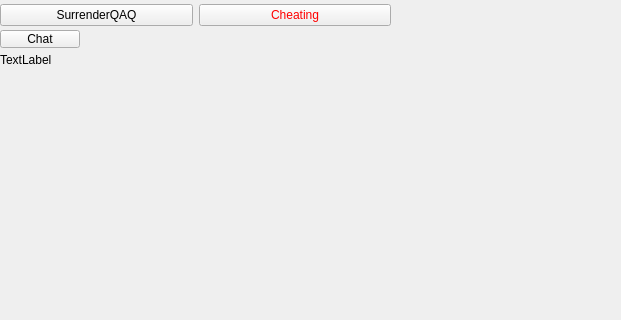
Above: NoGo-Task1-2.0/mainwindow.ui from SakuraMarble/Team9_Final before the change; both pictures show x 0 to 621 and y 0 to 320 of the 800 by 600 pixel window. Below: the same form after it.
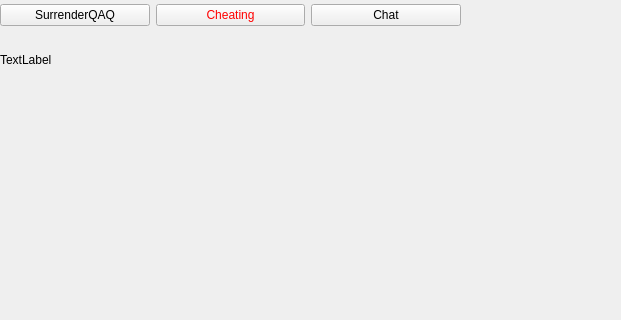
That is the form after the change.

Commit message: “简单再来一局，投降有bug，倒计时弹MsgBox仍然走，leaveop在写”

Diff of the .ui file:
```diff
--- a/NoGo-Task1-2.0/mainwindow.ui
+++ b/NoGo-Task1-2.0/mainwindow.ui
@@ -70,7 +70,7 @@
      <rect>
       <x>0</x>
       <y>0</y>
-      <width>391</width>
+      <width>461</width>
       <height>31</height>
      </rect>
     </property>
@@ -92,6 +92,13 @@
        </property>
       </widget>
      </item>
+     <item>
+      <widget class="QPushButton" name="Chat">
+       <property name="text">
+        <string>Chat</string>
+       </property>
+      </widget>
+     </item>
     </layout>
    </widget>
    <widget class="QLabel" name="label_possible">
@@ -107,19 +114,6 @@
      <string>TextLabel</string>
     </property>
    </widget>
-   <widget class="QPushButton" name="Chat">
-    <property name="geometry">
-     <rect>
-      <x>0</x>
-      <y>30</y>
-      <width>80</width>
-      <height>18</height>
-     </rect>
-    </property>
-    <property name="text">
-     <string>Chat</string>
-    </property>
-   </widget>
   </widget>
   <widget class="QMenuBar" name="menubar">
    <property name="geometry">
```
The commit also changes 2 other files.
